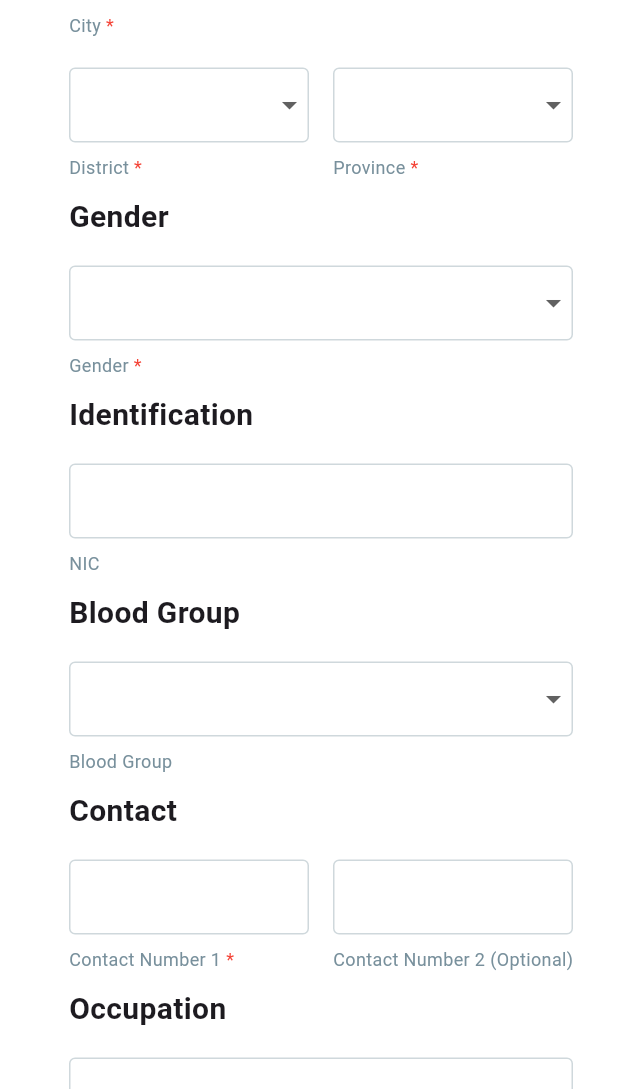
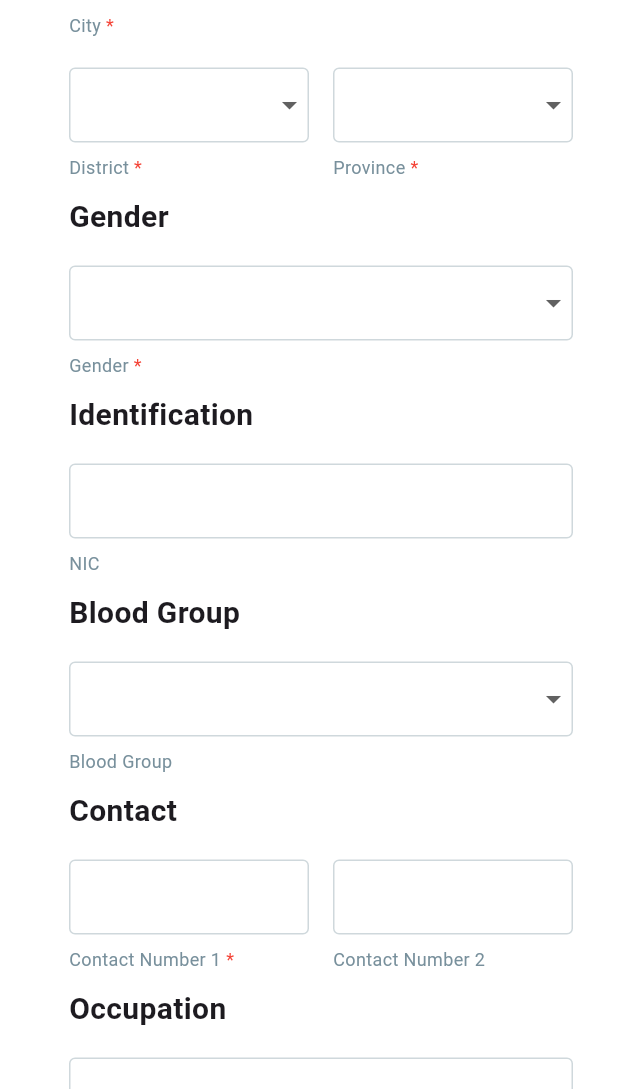
Before and after one commit to ranaweerasc65/flutter_project_hayleys, a Flutter app: the EditUserDetails screen opened directly with empty values, scrolled down 576 dp, on a phone screen of 412 x 824 dp, the part 147-1236 px from its top. Run offline on Flutter 3.47's test engine with Material 3 defaults, Android fonts, the phone set to English and light mode, and no system bars; our stand-ins replace animate_do, email_validator; network calls fail.

Commit message:
remove optional word in the contact no 2

```diff
--- a/lib/edit_user_details.dart
+++ b/lib/edit_user_details.dart
@@ -682,7 +682,7 @@ class _EditUserDetailsState extends State<EditUserDetails> {
                         // Contact Number 2
                         Expanded(
                           child: buildTextField(
-                            "Contact Number 2 (Optional)",
+                            "Contact Number 2",
                             contact2Controller,
                             keyboardType: TextInputType.phone,
                             "",
--- a/lib/primary_user_details.dart
+++ b/lib/primary_user_details.dart
@@ -465,7 +465,7 @@ class _PrimaryUserDetailsFormState extends State<PrimaryUserDetails> {
                                 // Contact Number 2
                                 Expanded(
                                   child: buildTextField(
-                                    "Contact Number 2 (Optional)",
+                                    "Contact Number 2",
                                     contact2Controller,
                                     keyboardType: TextInputType.phone,
                                     "",
--- a/lib/user_details.dart
+++ b/lib/user_details.dart
@@ -1,5 +1,4 @@
 // ADD THE DETAILS OF THE USER FOR THE OTHER MEMBERS TO THE SYSTEM
-
 import 'package:flutter_project_hayleys/home_page.dart';
 import 'package:intl/intl.dart';
 import 'dart:convert';
@@ -511,7 +510,7 @@ class _UserDetailsFormState extends State<UserDetails> {
                         // Contact Number 2
                         Expanded(
                           child: buildTextField(
-                            "Contact Number 2 (Optional)",
+                            "Contact Number 2",
                             contact2Controller,
                             keyboardType: TextInputType.phone,
                             "",
```
